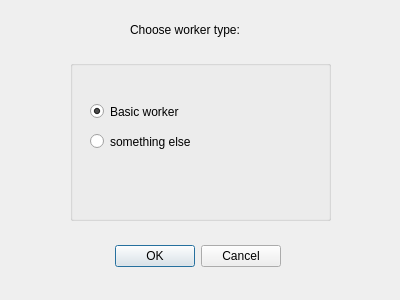
Qt form Game/workerdialog.ui (villeh987/Pirkanmaa-Conquest-Game) before a commit.
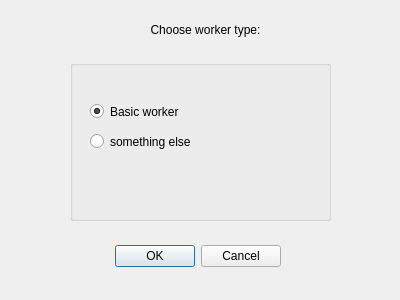
The same form after that commit.

Commit message: Connected free worker button to workerdialog, not handling removed worker properly yet

```diff
--- a/Game/workerdialog.ui
+++ b/Game/workerdialog.ui
@@ -32,15 +32,18 @@
   <widget class="QLabel" name="infoLabel">
    <property name="geometry">
     <rect>
-     <x>130</x>
+     <x>80</x>
      <y>20</y>
-     <width>151</width>
+     <width>251</width>
      <height>20</height>
     </rect>
    </property>
    <property name="text">
     <string>Choose worker type:</string>
    </property>
+   <property name="alignment">
+    <set>Qt::AlignCenter</set>
+   </property>
   </widget>
   <widget class="QGroupBox" name="selectTypegroupBox">
    <property name="geometry">
```
The commit also changes 4 other files.
